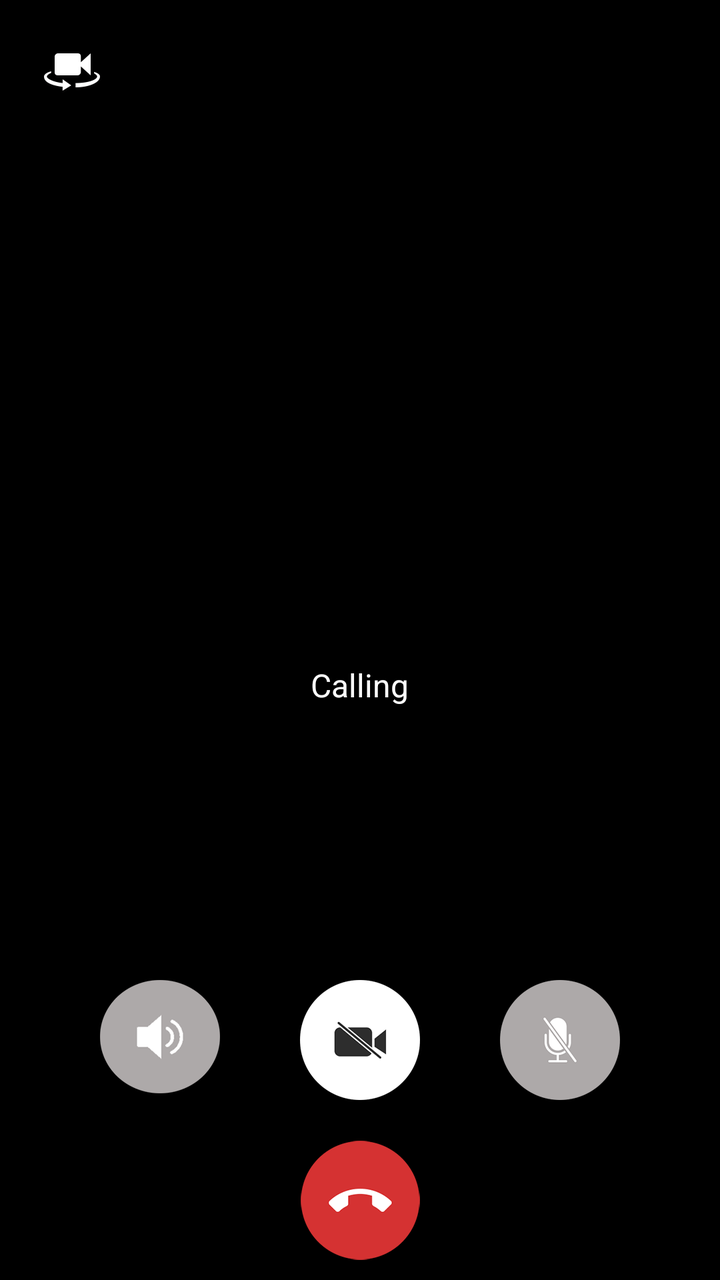
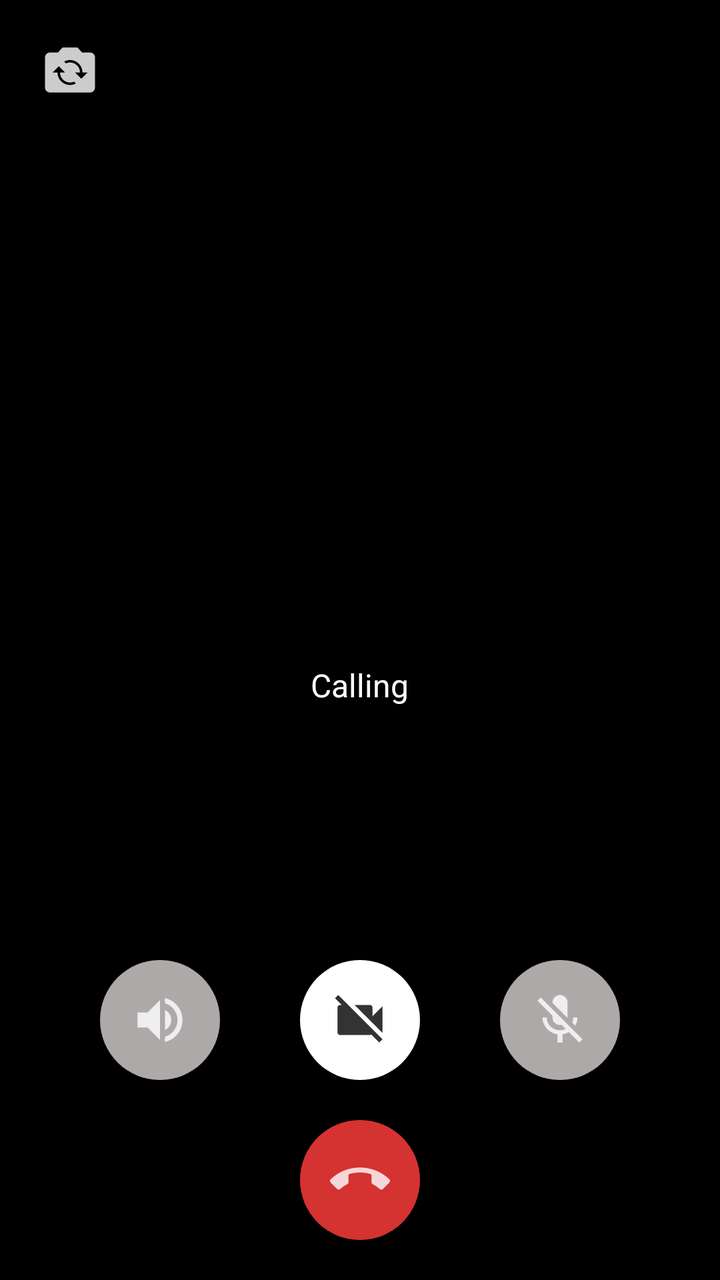

The first picture is an Android layout as it rendered before a commit; the second is the same layout after the commit. The layout source and the unified diff follow.
<!-- AndroidManifest.xml: activity theme Theme.AppCompat.Light.NoActionBar -->
<!-- res/layout/activity_outgoing_call.xml -->
<?xml version="1.0" encoding="utf-8"?>
<RelativeLayout xmlns:android="http://schemas.android.com/apk/res/android"
    android:layout_width="match_parent"
    android:layout_height="match_parent"
    android:background="#000000"
    android:gravity="center_horizontal"
    android:orientation="vertical">

    <FrameLayout
        android:id="@+id/v_remote"
        android:layout_width="match_parent"
        android:layout_height="match_parent" />

    <FrameLayout
        android:id="@+id/v_local"
        android:layout_width="80dp"
        android:layout_height="120dp"
        android:layout_alignParentRight="true"
        android:layout_margin="20dp" />

    <ImageButton
        android:id="@+id/btn_switch"
        android:layout_width="wrap_content"
        android:layout_height="wrap_content"
        android:layout_margin="20dp"
        android:background="@null"
        android:src="@drawable/ic_video_switch_light_normal" />

    <LinearLayout
        android:layout_width="wrap_content"
        android:layout_height="wrap_content"
        android:layout_centerInParent="true"
        android:gravity="center"
        android:orientation="vertical">

        <TextView
            android:id="@+id/tv_to"
            android:layout_width="wrap_content"
            android:layout_height="wrap_content"
            android:layout_centerHorizontal="true"
            android:textColor="#ffffff"
            android:textSize="30sp" />

        <TextView
            android:id="@+id/tv_state"
            android:layout_width="wrap_content"
            android:layout_height="wrap_content"
            android:layout_below="@id/tv_to"
            android:layout_centerHorizontal="true"
            android:layout_marginTop="5dp"
            android:text="Calling"
            android:textColor="#ffffff"
            android:textSize="16sp" />
    </LinearLayout>

    <LinearLayout
        android:layout_width="match_parent"
        android:layout_height="wrap_content"
        android:layout_alignParentBottom="true"
        android:layout_marginBottom="10dp"
        android:gravity="center_horizontal"
        android:orientation="vertical">

        <LinearLayout
            android:layout_width="wrap_content"
            android:layout_height="wrap_content">

            <ImageButton
                android:id="@+id/btn_speaker"
                android:layout_width="wrap_content"
                android:layout_height="wrap_content"
                android:background="@null"
                android:scaleType="fitCenter"
                android:src="@drawable/ic_speaker_off" />

            <ImageButton
                android:id="@+id/btn_video"
                android:layout_width="wrap_content"
                android:layout_height="wrap_content"
                android:layout_marginLeft="40dp"
                android:background="@null"
                android:scaleType="fitCenter"
                android:src="@drawable/ic_video_off" />

            <ImageButton
                android:id="@+id/btn_mute"
                android:layout_width="wrap_content"
                android:layout_height="wrap_content"
                android:layout_marginLeft="40dp"
                android:background="@null"
                android:scaleType="fitCenter"
                android:src="@drawable/ic_mic" />

        </LinearLayout>

        <ImageButton
            android:id="@+id/btn_end"
            android:layout_width="wrap_content"
            android:layout_height="wrap_content"
            android:layout_marginTop="20dp"
            android:background="@drawable/end_call_selector"
            android:scaleType="fitCenter" />
    </LinearLayout>

</RelativeLayout>
<!-- resources referenced by this layout -->
<resources>
  <!-- drawable end_call_selector (drawable) -->
  <?xml version="1.0" encoding="utf-8"?>
  <selector xmlns:android="http://schemas.android.com/apk/res/android">
  
      <item android:drawable="@drawable/end_pressed" android:state_focused="true" />
      <item android:drawable="@drawable/end_pressed" android:state_selected="true" />
      <item android:drawable="@drawable/end_pressed" android:state_pressed="true" />
      <item android:drawable="@drawable/end" />
  
  </selector>
  <!-- drawable ic_mic: png bitmap (drawable-xxhdpi, 6852 bytes) -->
  <!-- drawable ic_speaker_off: png bitmap (drawable-xxhdpi, 5719 bytes) -->
  <!-- drawable ic_video_off: png bitmap (drawable-xxhdpi, 6900 bytes) -->
  <!-- drawable ic_video_switch_light_normal: png bitmap (drawable-xxhdpi, 3246 bytes) -->
  <!-- drawable end_pressed: png bitmap (drawable-xxhdpi, 5655 bytes) -->
  <!-- drawable end: png bitmap (drawable-xxhdpi, 5518 bytes) -->
</resources>

<!-- the commit's change to res/layout/activity_outgoing_call.xml (unified diff, before → after) -->
@@ -20,11 +20,10 @@
 
     <ImageButton
         android:id="@+id/btn_switch"
-        android:layout_width="wrap_content"
-        android:layout_height="wrap_content"
+        android:layout_width="30dp"
+        android:layout_height="30dp"
         android:layout_margin="20dp"
-        android:background="@null"
-        android:src="@drawable/ic_video_switch_light_normal" />
+        android:background="@drawable/ic_switch" />
 
     <LinearLayout
         android:layout_width="wrap_content"
@@ -57,7 +56,6 @@
         android:layout_width="match_parent"
         android:layout_height="wrap_content"
         android:layout_alignParentBottom="true"
-        android:layout_marginBottom="10dp"
         android:gravity="center_horizontal"
         android:orientation="vertical">
 
@@ -69,37 +67,30 @@
                 android:id="@+id/btn_speaker"
                 android:layout_width="wrap_content"
                 android:layout_height="wrap_content"
-                android:background="@null"
-                android:scaleType="fitCenter"
-                android:src="@drawable/ic_speaker_off" />
+                android:background="@drawable/btn_speaker_off" />
 
             <ImageButton
                 android:id="@+id/btn_video"
                 android:layout_width="wrap_content"
                 android:layout_height="wrap_content"
                 android:layout_marginLeft="40dp"
-                android:background="@null"
-                android:scaleType="fitCenter"
-                android:src="@drawable/ic_video_off" />
+                android:background="@drawable/btn_video_off" />
 
             <ImageButton
                 android:id="@+id/btn_mute"
                 android:layout_width="wrap_content"
                 android:layout_height="wrap_content"
                 android:layout_marginLeft="40dp"
-                android:background="@null"
-                android:scaleType="fitCenter"
-                android:src="@drawable/ic_mic" />
+                android:background="@drawable/btn_mic" />
 
         </LinearLayout>
 
         <ImageButton
             android:id="@+id/btn_end"
-            android:layout_width="wrap_content"
-            android:layout_height="wrap_content"
-            android:layout_marginTop="20dp"
-            android:background="@drawable/end_call_selector"
-            android:scaleType="fitCenter" />
+            android:layout_width="60dp"
+            android:layout_height="60dp"
+            android:layout_marginVertical="20dp"
+            android:background="@drawable/btn_end_call_selector" />
     </LinearLayout>
 
 </RelativeLayout>
<!-- resource entries referenced after the edit -->
@@ -1,20 +1,157 @@
 <!-- resources referenced by this layout -->
 <resources>
-  <!-- drawable end_call_selector (drawable) -->
+  <!-- drawable btn_end_call_selector (drawable) -->
   <?xml version="1.0" encoding="utf-8"?>
   <selector xmlns:android="http://schemas.android.com/apk/res/android">
-  
-      <item android:drawable="@drawable/end_pressed" android:state_focused="true" />
-      <item android:drawable="@drawable/end_pressed" android:state_selected="true" />
-      <item android:drawable="@drawable/end_pressed" android:state_pressed="true" />
-      <item android:drawable="@drawable/end" />
+      <item android:drawable="@drawable/bg_btn_end_call_selected" android:state_focused="true" />
+      <item android:drawable="@drawable/bg_btn_end_call_selected" android:state_selected="true" />
+      <item android:drawable="@drawable/bg_btn_end_call_selected" android:state_pressed="true" />
+      <item android:drawable="@drawable/bg_btn_end_call" />
   
   </selector>
-  <!-- drawable ic_mic: png bitmap (drawable-xxhdpi, 6852 bytes) -->
-  <!-- drawable ic_speaker_off: png bitmap (drawable-xxhdpi, 5719 bytes) -->
-  <!-- drawable ic_video_off: png bitmap (drawable-xxhdpi, 6900 bytes) -->
-  <!-- drawable ic_video_switch_light_normal: png bitmap (drawable-xxhdpi, 3246 bytes) -->
-  <!-- drawable end_pressed: png bitmap (drawable-xxhdpi, 5655 bytes) -->
-  <!-- drawable end: png bitmap (drawable-xxhdpi, 5518 bytes) -->
+  <!-- drawable btn_mic (drawable) -->
+  <?xml version="1.0" encoding="utf-8"?>
+  <layer-list xmlns:android="http://schemas.android.com/apk/res/android">
+      <item
+          android:width="60dp"
+          android:height="60dp">
+          <shape android:shape="oval">
+              <solid android:color="@color/greyLight" />
+          </shape>
+      </item>
+      <item
+          android:width="30dp"
+          android:height="30dp"
+          android:drawable="@drawable/ic_mic"
+          android:gravity="center" />
+  </layer-list>
+  <!-- drawable btn_speaker_off (drawable) -->
+  <?xml version="1.0" encoding="utf-8"?>
+  <layer-list xmlns:android="http://schemas.android.com/apk/res/android">
+      <item
+          android:width="60dp"
+          android:height="60dp">
+          <shape android:shape="oval">
+              <solid android:color="@color/greyLight" />
+          </shape>
+      </item>
+      <item
+          android:width="30dp"
+          android:height="30dp"
+          android:drawable="@drawable/ic_speaker_off"
+          android:gravity="center" />
+  </layer-list>
+  <!-- drawable btn_video_off (drawable) -->
+  <?xml version="1.0" encoding="utf-8"?>
+  <layer-list xmlns:android="http://schemas.android.com/apk/res/android">
+      <item
+          android:width="60dp"
+          android:height="60dp">
+          <shape android:shape="oval">
+              <solid android:color="@color/white" />
+          </shape>
+      </item>
+      <item
+          android:width="30dp"
+          android:height="30dp"
+          android:drawable="@drawable/ic_video_off"
+          android:gravity="center" />
+  </layer-list>
+  <!-- drawable ic_switch (drawable-anydpi) -->
+  <vector xmlns:android="http://schemas.android.com/apk/res/android"
+      android:width="24dp"
+      android:height="24dp"
+      android:viewportWidth="24"
+      android:viewportHeight="24"
+      android:tint="#FFFFFF"
+      android:alpha="0.8">
+    <path
+        android:fillColor="@android:color/white"
+        android:pathData="M20,5h-3.17L15,3H9L7.17,5H4C2.9,5 2,5.9 2,7v12c0,1.1 0.9,2 2,2h16c1.1,0 2,-0.9 2,-2V7C22,5.9 21.1,5 20,5zM12,18c-2.76,0 -5,-2.24 -5,-5H5l2.5,-2.5L10,13H8c0,2.21 1.79,4 4,4c0.58,0 1.13,-0.13 1.62,-0.35l0.74,0.74C13.65,17.76 12.86,18 12,18zM16.5,15.5L14,13h2c0,-2.21 -1.79,-4 -4,-4c-0.58,0 -1.13,0.13 -1.62,0.35L9.64,8.62C10.35,8.24 11.14,8 12,8c2.76,0 5,2.24 5,5h2L16.5,15.5z"/>
+  </vector>
+  <!-- drawable bg_btn_end_call_selected (drawable) -->
+  <?xml version="1.0" encoding="utf-8"?>
+  <layer-list xmlns:android="http://schemas.android.com/apk/res/android">
+      <item
+          android:width="60dp"
+          android:height="60dp">
+          <shape android:shape="oval">
+              <solid android:color="@color/redDark" />
+          </shape>
+      </item>
+      <item
+          android:width="30dp"
+          android:height="30dp"
+          android:drawable="@drawable/ic_end_call"
+          android:gravity="center" />
+  </layer-list>
+  <!-- drawable bg_btn_end_call (drawable) -->
+  <?xml version="1.0" encoding="utf-8"?>
+  <layer-list xmlns:android="http://schemas.android.com/apk/res/android">
+      <item
+          android:width="60dp"
+          android:height="60dp">
+          <shape android:shape="oval">
+              <solid android:color="@color/redLight" />
+          </shape>
+      </item>
+      <item
+          android:width="30dp"
+          android:height="30dp"
+          android:drawable="@drawable/ic_end_call"
+          android:gravity="center" />
+  </layer-list>
+  <color name="greyLight">#ADA9A9</color>
+  <!-- drawable ic_mic (drawable-anydpi) -->
+  <vector xmlns:android="http://schemas.android.com/apk/res/android"
+      android:width="24dp"
+      android:height="24dp"
+      android:viewportWidth="24"
+      android:viewportHeight="24"
+      android:tint="#FFFFFF"
+      android:alpha="0.8">
+    <path
+        android:fillColor="@android:color/white"
+        android:pathData="M19,11h-1.7c0,0.74 -0.16,1.43 -0.43,2.05l1.23,1.23c0.56,-0.98 0.9,-2.09 0.9,-3.28zM14.98,11.17c0,-0.06 0.02,-0.11 0.02,-0.17L15,5c0,-1.66 -1.34,-3 -3,-3S9,3.34 9,5v0.18l5.98,5.99zM4.27,3L3,4.27l6.01,6.01L9.01,11c0,1.66 1.33,3 2.99,3 0.22,0 0.44,-0.03 0.65,-0.08l1.66,1.66c-0.71,0.33 -1.5,0.52 -2.31,0.52 -2.76,0 -5.3,-2.1 -5.3,-5.1L5,11c0,3.41 2.72,6.23 6,6.72L11,21h2v-3.28c0.91,-0.13 1.77,-0.45 2.54,-0.9L19.73,21 21,19.73 4.27,3z"/>
+  </vector>
+  <!-- drawable ic_speaker_off (drawable-anydpi) -->
+  <vector xmlns:android="http://schemas.android.com/apk/res/android"
+      android:width="24dp"
+      android:height="24dp"
+      android:viewportWidth="24"
+      android:viewportHeight="24"
+      android:tint="#FFFFFF"
+      android:alpha="0.8">
+    <path
+        android:fillColor="@android:color/white"
+        android:pathData="M3,9v6h4l5,5L12,4L7,9L3,9zM16.5,12c0,-1.77 -1.02,-3.29 -2.5,-4.03v8.05c1.48,-0.73 2.5,-2.25 2.5,-4.02zM14,3.23v2.06c2.89,0.86 5,3.54 5,6.71s-2.11,5.85 -5,6.71v2.06c4.01,-0.91 7,-4.49 7,-8.77s-2.99,-7.86 -7,-8.77z"/>
+  </vector>
+  <color name="white">#FFFFFF</color>
+  <!-- drawable ic_video_off (drawable-anydpi) -->
+  <vector xmlns:android="http://schemas.android.com/apk/res/android"
+      android:width="24dp"
+      android:height="24dp"
+      android:viewportWidth="24"
+      android:viewportHeight="24"
+      android:tint="#000000"
+      android:alpha="0.8">
+    <path
+        android:fillColor="@android:color/white"
+        android:pathData="M21,6.5l-4,4V7c0,-0.55 -0.45,-1 -1,-1H9.82L21,17.18V6.5zM3.27,2L2,3.27 4.73,6H4c-0.55,0 -1,0.45 -1,1v10c0,0.55 0.45,1 1,1h12c0.21,0 0.39,-0.08 0.54,-0.18L19.73,21 21,19.73 3.27,2z"/>
+  </vector>
+  <color name="redDark">#952323</color>
+  <!-- drawable ic_end_call (drawable-anydpi) -->
+  <vector xmlns:android="http://schemas.android.com/apk/res/android"
+      android:width="24dp"
+      android:height="24dp"
+      android:viewportWidth="24"
+      android:viewportHeight="24"
+      android:tint="#FFFFFF"
+      android:alpha="0.8">
+    <path
+        android:fillColor="@android:color/white"
+        android:pathData="M12,9c-1.6,0 -3.15,0.25 -4.6,0.72v3.1c0,0.39 -0.23,0.74 -0.56,0.9 -0.98,0.49 -1.87,1.12 -2.66,1.85 -0.18,0.18 -0.43,0.28 -0.7,0.28 -0.28,0 -0.53,-0.11 -0.71,-0.29L0.29,13.08c-0.18,-0.17 -0.29,-0.42 -0.29,-0.7 0,-0.28 0.11,-0.53 0.29,-0.71C3.34,8.78 7.46,7 12,7s8.66,1.78 11.71,4.67c0.18,0.18 0.29,0.43 0.29,0.71 0,0.28 -0.11,0.53 -0.29,0.71l-2.48,2.48c-0.18,0.18 -0.43,0.29 -0.71,0.29 -0.27,0 -0.52,-0.11 -0.7,-0.28 -0.79,-0.74 -1.69,-1.36 -2.67,-1.85 -0.33,-0.16 -0.56,-0.5 -0.56,-0.9v-3.1C15.15,9.25 13.6,9 12,9z"/>
+  </vector>
+  <color name="redLight">#D53232</color>
 </resources>
 
